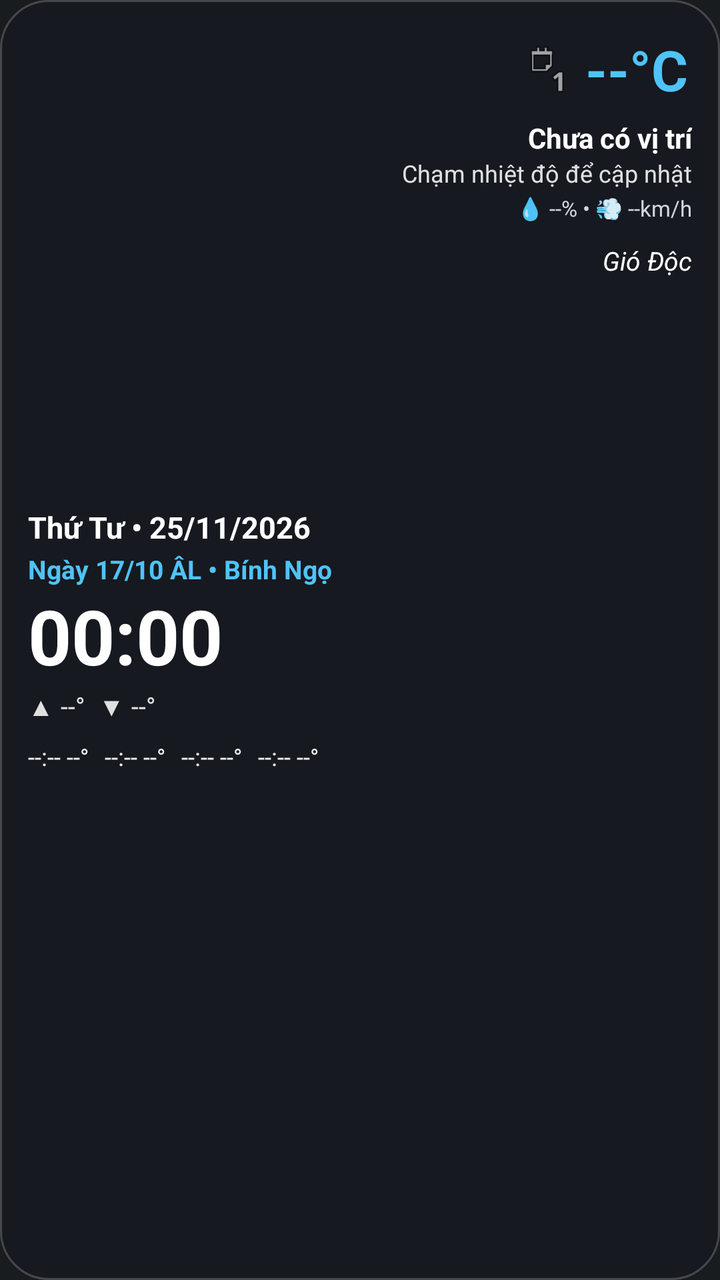
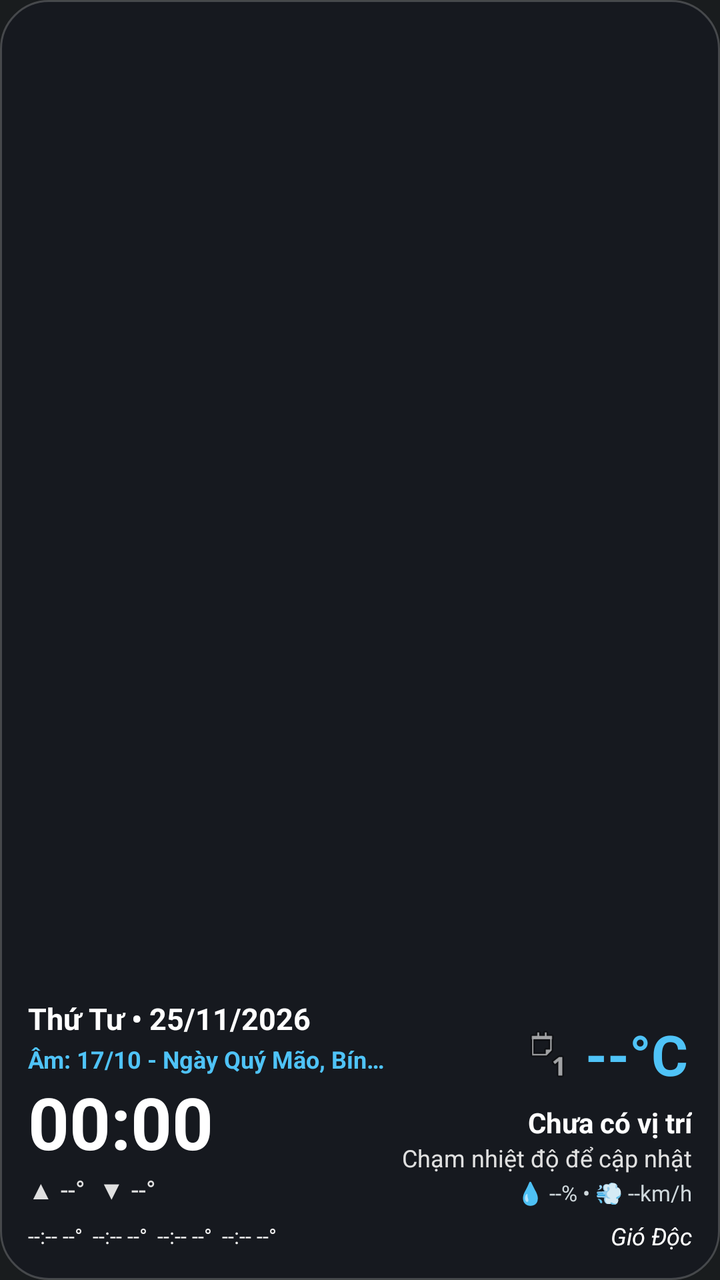

Compare the two renders of this Android layout. The source of the first and the diff that turns it into the second are given below.
<!-- AndroidManifest.xml: application theme android:Theme.DeviceDefault.NoActionBar -->
<!-- res/layout/widget_weather_lunar.xml -->
<?xml version="1.0" encoding="utf-8"?>
<RelativeLayout xmlns:android="http://schemas.android.com/apk/res/android"
    android:id="@+id/widget_root"
    android:layout_width="match_parent"
    android:layout_height="match_parent"
    android:background="@drawable/bg_widget_glass_dark"
    android:padding="14dp">

    
    <LinearLayout
        android:id="@+id/left_column"
        android:layout_width="wrap_content"
        android:layout_height="match_parent"
        android:layout_alignParentStart="true"
        android:layout_toStartOf="@+id/right_column"
        android:layout_marginEnd="8dp"
        android:gravity="center_vertical"
        android:orientation="vertical">

        
        <TextView
            android:id="@+id/tv_solar_date"
            android:layout_width="wrap_content"
            android:layout_height="wrap_content"
            android:ellipsize="end"
            android:maxLines="1"
            android:text="Thứ Tư • 25/11/2026"
            android:textColor="#FFFFFF"
            android:textSize="15sp"
            android:textStyle="bold" />

        
        <TextView
            android:id="@+id/tv_lunar_date"
            android:layout_width="wrap_content"
            android:layout_height="wrap_content"
            android:layout_marginTop="2dp"
            android:ellipsize="end"
            android:maxLines="1"
            android:text="Ngày 17/10 ÂL • Bính Ngọ"
            android:textColor="#4FC3F7"
            android:textSize="13sp"
            android:textStyle="bold" />

        
        <TextClock
            android:id="@+id/tv_clock"
            android:layout_width="wrap_content"
            android:layout_height="wrap_content"
            android:layout_marginTop="4dp"
            android:format12Hour="HH:mm"
            android:format24Hour="HH:mm"
            android:includeFontPadding="false"
            android:maxLines="1"
            android:textColor="#FFFFFF"
            android:textSize="38sp"
            android:textStyle="bold" />

        
        <TextView
            android:id="@+id/tv_min_max_temp"
            android:layout_width="wrap_content"
            android:layout_height="wrap_content"
            android:layout_marginTop="2dp"
            android:maxLines="1"
            android:text="▲ --°  ▼ --°"
            android:textColor="#E0E0E0"
            android:textSize="13sp" />

        
        <LinearLayout
            android:id="@+id/hourly_row"
            android:layout_width="wrap_content"
            android:layout_height="wrap_content"
            android:layout_marginTop="8dp"
            android:orientation="horizontal">

            <TextView
                android:id="@+id/tv_hour_1"
                android:layout_width="wrap_content"
                android:layout_height="wrap_content"
                android:layout_marginEnd="8dp"
                android:text="--:-- --°"
                android:textColor="#EEEEEE"
                android:textSize="12sp" />

            <TextView
                android:id="@+id/tv_hour_2"
                android:layout_width="wrap_content"
                android:layout_height="wrap_content"
                android:layout_marginEnd="8dp"
                android:text="--:-- --°"
                android:textColor="#EEEEEE"
                android:textSize="12sp" />

            <TextView
                android:id="@+id/tv_hour_3"
                android:layout_width="wrap_content"
                android:layout_height="wrap_content"
                android:layout_marginEnd="8dp"
                android:text="--:-- --°"
                android:textColor="#EEEEEE"
                android:textSize="12sp" />

            <TextView
                android:id="@+id/tv_hour_4"
                android:layout_width="wrap_content"
                android:layout_height="wrap_content"
                android:text="--:-- --°"
                android:textColor="#EEEEEE"
                android:textSize="12sp" />
        </LinearLayout>
    </LinearLayout>

    
    <LinearLayout
        android:id="@+id/right_column"
        android:layout_width="wrap_content"
        android:layout_height="match_parent"
        android:layout_alignParentEnd="true"
        android:gravity="end|top"
        android:orientation="vertical">

        
        <LinearLayout
            android:id="@+id/btn_refresh_weather"
            android:layout_width="wrap_content"
            android:layout_height="wrap_content"
            android:gravity="center_vertical"
            android:orientation="horizontal"
            android:padding="2dp">

            <ImageView
                android:id="@+id/iv_weather_icon"
                android:layout_width="26dp"
                android:layout_height="26dp"
                android:layout_marginEnd="6dp"
                android:contentDescription="Thời tiết"
                android:src="@android:drawable/ic_menu_day" />

            <TextView
                android:id="@+id/tv_current_temp"
                android:layout_width="wrap_content"
                android:layout_height="wrap_content"
                android:maxLines="1"
                android:text="--°C"
                android:textColor="#4FC3F7"
                android:textSize="28sp"
                android:textStyle="bold" />
        </LinearLayout>

        
        <TextView
            android:id="@+id/tv_location_name"
            android:layout_width="wrap_content"
            android:layout_height="wrap_content"
            android:layout_marginTop="4dp"
            android:ellipsize="end"
            android:maxLines="1"
            android:text="Chưa có vị trí"
            android:textColor="#FFFFFF"
            android:textSize="14sp"
            android:textStyle="bold" />

        
        <TextView
            android:id="@+id/tv_weather_desc"
            android:layout_width="wrap_content"
            android:layout_height="wrap_content"
            android:ellipsize="end"
            android:maxLines="1"
            android:text="Chạm nhiệt độ để cập nhật"
            android:textColor="#E0E0E0"
            android:textSize="12sp" />

        
        <TextView
            android:id="@+id/tv_humidity_wind"
            android:layout_width="wrap_content"
            android:layout_height="wrap_content"
            android:layout_marginTop="2dp"
            android:maxLines="1"
            android:text="💧 --% • 💨 --km/h"
            android:textColor="#CFD8DC"
            android:textSize="11sp" />

        
        <TextView
            android:id="@+id/tv_signature"
            android:layout_width="wrap_content"
            android:layout_height="wrap_content"
            android:layout_marginTop="10dp"
            android:ellipsize="end"
            android:maxLines="1"
            android:text="Gió Độc"
            android:textColor="#FFFFFF"
            android:textSize="13sp"
            android:textStyle="italic" />
    </LinearLayout>

</RelativeLayout>
<!-- resources referenced by this layout -->
<resources>
  <!-- drawable bg_widget_glass_dark (drawable) -->
  <?xml version="1.0" encoding="utf-8"?>
  <shape xmlns:android="http://schemas.android.com/apk/res/android"
      android:shape="rectangle">
      <solid android:color="#88141820" />
      <stroke
          android:width="1dp"
          android:color="#33FFFFFF" />
      <corners android:radius="24dp" />
  </shape>
</resources>

<!-- the commit's change to res/layout/widget_weather_lunar.xml (unified diff, before → after) -->
@@ -10,7 +10,8 @@
     <LinearLayout
         android:id="@+id/left_column"
         android:layout_width="wrap_content"
-        android:layout_height="match_parent"
+        android:layout_height="wrap_content"
+        android:layout_above="@+id/bottom_row"
         android:layout_alignParentStart="true"
         android:layout_toStartOf="@+id/right_column"
         android:layout_marginEnd="8dp"
@@ -37,9 +38,9 @@
             android:layout_marginTop="2dp"
             android:ellipsize="end"
             android:maxLines="1"
-            android:text="Ngày 17/10 ÂL • Bính Ngọ"
+            android:text="Âm: 17/10 - Ngày Quý Mão, Bính Ngọ"
             android:textColor="#4FC3F7"
-            android:textSize="13sp"
+            android:textSize="12sp"
             android:textStyle="bold" />
 
         
@@ -53,7 +54,7 @@
             android:includeFontPadding="false"
             android:maxLines="1"
             android:textColor="#FFFFFF"
-            android:textSize="38sp"
+            android:textSize="36sp"
             android:textStyle="bold" />
 
         
@@ -66,57 +67,14 @@
             android:text="▲ --°  ▼ --°"
             android:textColor="#E0E0E0"
             android:textSize="13sp" />
-
-        
-        <LinearLayout
-            android:id="@+id/hourly_row"
-            android:layout_width="wrap_content"
-            android:layout_height="wrap_content"
-            android:layout_marginTop="8dp"
-            android:orientation="horizontal">
-
-            <TextView
-                android:id="@+id/tv_hour_1"
-                android:layout_width="wrap_content"
-                android:layout_height="wrap_content"
-                android:layout_marginEnd="8dp"
-                android:text="--:-- --°"
-                android:textColor="#EEEEEE"
-                android:textSize="12sp" />
-
-            <TextView
-                android:id="@+id/tv_hour_2"
-                android:layout_width="wrap_content"
-                android:layout_height="wrap_content"
-                android:layout_marginEnd="8dp"
-                android:text="--:-- --°"
-                android:textColor="#EEEEEE"
-                android:textSize="12sp" />
-
-            <TextView
-                android:id="@+id/tv_hour_3"
-                android:layout_width="wrap_content"
-                android:layout_height="wrap_content"
-                android:layout_marginEnd="8dp"
-                android:text="--:-- --°"
-                android:textColor="#EEEEEE"
-                android:textSize="12sp" />
-
-            <TextView
-                android:id="@+id/tv_hour_4"
-                android:layout_width="wrap_content"
-                android:layout_height="wrap_content"
-                android:text="--:-- --°"
-                android:textColor="#EEEEEE"
-                android:textSize="12sp" />
-        </LinearLayout>
     </LinearLayout>
 
     
     <LinearLayout
         android:id="@+id/right_column"
         android:layout_width="wrap_content"
-        android:layout_height="match_parent"
+        android:layout_height="wrap_content"
+        android:layout_above="@+id/bottom_row"
         android:layout_alignParentEnd="true"
         android:gravity="end|top"
         android:orientation="vertical">
@@ -183,19 +141,78 @@
             android:text="💧 --% • 💨 --km/h"
             android:textColor="#CFD8DC"
             android:textSize="11sp" />
-
-        
+    </LinearLayout>
+
+    
+    <RelativeLayout
+        android:id="@+id/bottom_row"
+        android:layout_width="match_parent"
+        android:layout_height="wrap_content"
+        android:layout_alignParentBottom="true"
+        android:layout_marginTop="6dp">
+
+        <LinearLayout
+            android:id="@+id/hourly_row"
+            android:layout_width="wrap_content"
+            android:layout_height="wrap_content"
+            android:layout_alignParentStart="true"
+            android:layout_centerVertical="true"
+            android:layout_toStartOf="@+id/tv_signature"
+            android:layout_marginEnd="6dp"
+            android:orientation="horizontal">
+
+            <TextView
+                android:id="@+id/tv_hour_1"
+                android:layout_width="wrap_content"
+                android:layout_height="wrap_content"
+                android:layout_marginEnd="5dp"
+                android:maxLines="1"
+                android:text="--:-- --°"
+                android:textColor="#EEEEEE"
+                android:textSize="10.5sp" />
+
+            <TextView
+                android:id="@+id/tv_hour_2"
+                android:layout_width="wrap_content"
+                android:layout_height="wrap_content"
+                android:layout_marginEnd="5dp"
+                android:maxLines="1"
+                android:text="--:-- --°"
+                android:textColor="#EEEEEE"
+                android:textSize="10.5sp" />
+
+            <TextView
+                android:id="@+id/tv_hour_3"
+                android:layout_width="wrap_content"
+                android:layout_height="wrap_content"
+                android:layout_marginEnd="5dp"
+                android:maxLines="1"
+                android:text="--:-- --°"
+                android:textColor="#EEEEEE"
+                android:textSize="10.5sp" />
+
+            <TextView
+                android:id="@+id/tv_hour_4"
+                android:layout_width="wrap_content"
+                android:layout_height="wrap_content"
+                android:maxLines="1"
+                android:text="--:-- --°"
+                android:textColor="#EEEEEE"
+                android:textSize="10.5sp" />
+        </LinearLayout>
+
         <TextView
             android:id="@+id/tv_signature"
             android:layout_width="wrap_content"
             android:layout_height="wrap_content"
-            android:layout_marginTop="10dp"
+            android:layout_alignParentEnd="true"
+            android:layout_centerVertical="true"
             android:ellipsize="end"
             android:maxLines="1"
             android:text="Gió Độc"
             android:textColor="#FFFFFF"
-            android:textSize="13sp"
+            android:textSize="12sp"
             android:textStyle="italic" />
-    </LinearLayout>
+    </RelativeLayout>
 
 </RelativeLayout>
